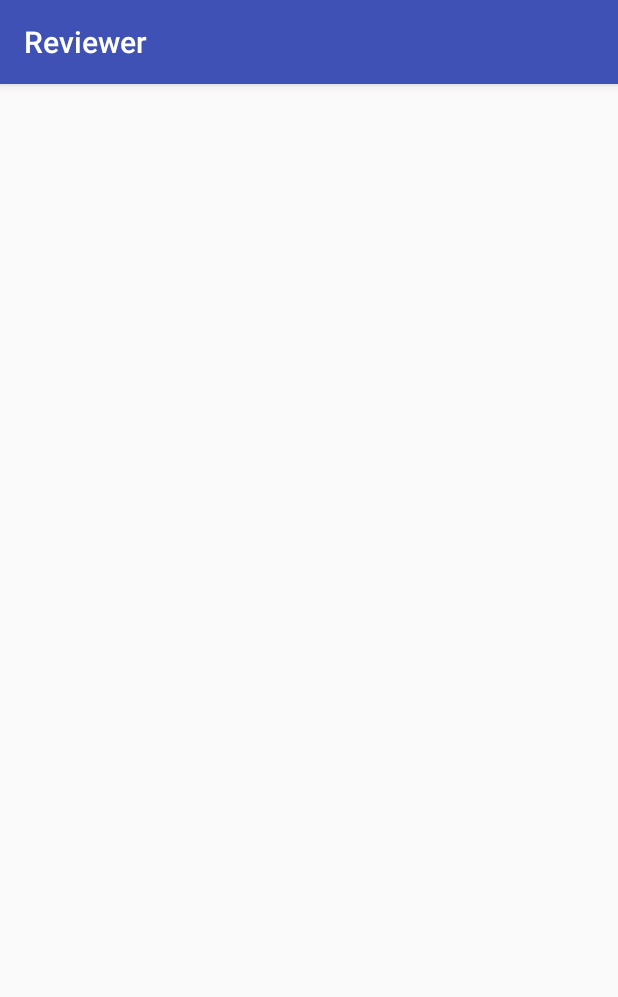
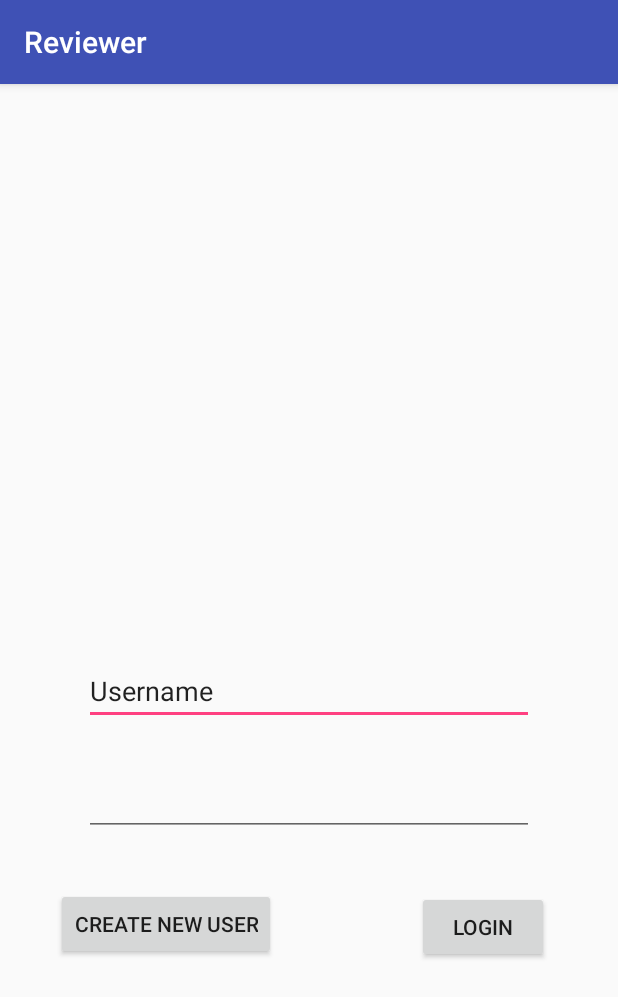
Before and after one commit to jamesp101/agriculture-reviewer, an Android app: the screen it shows after launch (LoginActivity), on a phone screen of 412 x 824 dp. Shown: the top 997 px of the screen. Run offline under Robolectric (Android 15) with nearby library versions, the phone set to English and light mode, and no system bars.

Commit message:
added signup and fixed login

```diff
--- a/app/src/main/AndroidManifest.xml
+++ b/app/src/main/AndroidManifest.xml
@@ -16,6 +16,7 @@
                 <category android:name="android.intent.category.LAUNCHER" />
             </intent-filter>
         </activity>
+        <activity android:name=".SignInActivity"></activity>
     </application>
 
 </manifest>
--- a/app/src/main/java/com/james/reviewer/DatabaseHandler.java
+++ b/app/src/main/java/com/james/reviewer/DatabaseHandler.java
@@ -157,11 +157,10 @@ public class DatabaseHandler extends SQLiteOpenHelper {
         return database.rawQuery("SELECT * FROM " + TBL_ANSWERS +
                                 "INNER JOIN " + TBL_QUESTIONS + " ON " +
                                 TBL_ANSWERS+ "." + QUESTION_ID + "=" + TBL_QUESTIONS + "." + QUESTION_ID +
-                                "WHERE " + TBL_ANSWERS + "." + ANSWER_ID + "=" + TBL_QUESTIONS + "." + ANSWER_ANSWERED
-                ,null);
+                                "WHERE " + TBL_ANSWERS + "." + ANSWER_ID + "=" + TBL_QUESTIONS + "." + ANSWER_ANSWERED ,null);
     }
 
-    public Cursor GeUsers(String user, String pass){
+    public Cursor GetUsers(String user, String pass){
         return  database.rawQuery("SELECT * " +
                 " FROM " + TBL_USERS +
                 " WHERE " + USER_NAME + " = '" + user +  "' AND " +
--- a/app/src/main/java/com/james/reviewer/LoginActivity.java
+++ b/app/src/main/java/com/james/reviewer/LoginActivity.java
@@ -1,13 +1,20 @@
 package com.james.reviewer;
 
 import android.content.Intent;
-import android.database.Cursor;
 import android.os.Bundle;
 import android.support.v7.app.AppCompatActivity;
+import android.view.View;
+import android.widget.Button;
+import android.widget.EditText;
 
 public class LoginActivity extends AppCompatActivity {
 
-    DatabaseHandler database;
+    public static DatabaseHandler database;
+
+    Button btnLogin;
+    Button btnCreateUser;
+
+    EditText editUser, editPass;
 
     @Override
     protected void onCreate(Bundle savedInstanceState) {
@@ -15,25 +22,29 @@ public class LoginActivity extends AppCompatActivity {
         setContentView(R.layout.activity_main);
 
 
+        btnLogin = (Button) findViewById(R.id.button_login);
+        btnCreateUser = (Button) findViewById(R.id.button_createUser);
+
+        editUser = (EditText) findViewById(R.id.edit_addusername);
+        editPass = (EditText) findViewById(R.id.edit_password);
 
 
-        try{
-            database = new DatabaseHandler(this);
 
-            database.AddUser("Hello" , "World");
+        btnCreateUser.setOnClickListener(new View.OnClickListener() {
+            @Override
+            public void onClick(View view) {
+                startActivity(new Intent(getApplicationContext(), SignInActivity.class));
+            }
+        });
 
-            System.out.println("<DEBUG> USER CREATED!");
+        btnLogin.setOnClickListener(new View.OnClickListener() {
+            @Override
+            public void onClick(View view) {
 
-            Cursor c =   database.GeUsers("Hello" , "World");
-            System.out.println(c.getColumnNames());
-            c.moveToFirst();
-            String s = c.getString(c.getColumnIndex(DatabaseHandler.USER_NAME));
+            }
+        });
 
-            System.out.println("<DEBUG> USER FOUND! " + s);
 
-        }catch (Exception e){
-            System.out.println("<DEBUG> "+e);
-        }
 
     }
 }
--- a/app/src/main/res/layout/activity_main.xml
+++ b/app/src/main/res/layout/activity_main.xml
@@ -6,4 +6,52 @@
     android:layout_height="match_parent"
     tools:context="com.james.reviewer.LoginActivity">
 
+    <EditText
+        android:id="@+id/edit_addusername"
+        android:layout_width="300dp"
+        android:layout_height="wrap_content"
+        android:ems="10"
+        android:inputType="textPersonName"
+        android:text="Username"
+        app:layout_constraintBottom_toBottomOf="parent"
+        app:layout_constraintLeft_toLeftOf="parent"
+        app:layout_constraintRight_toRightOf="parent"
+        app:layout_constraintTop_toTopOf="parent"
+        app:layout_constraintVertical_bias="0.529" />
+
+    <EditText
+        android:id="@+id/edit_password"
+        android:layout_width="300dp"
+        android:layout_height="wrap_content"
+        android:ems="10"
+        android:inputType="textPassword"
+        app:layout_constraintBottom_toBottomOf="parent"
+        app:layout_constraintLeft_toLeftOf="parent"
+        app:layout_constraintRight_toRightOf="parent"
+        app:layout_constraintTop_toBottomOf="@+id/edit_addusername"
+        app:layout_constraintVertical_bias="0.096" />
+
+    <Button
+        android:id="@+id/button_login"
+        android:layout_width="wrap_content"
+        android:layout_height="wrap_content"
+        android:text="Login"
+        app:layout_constraintBottom_toBottomOf="parent"
+        app:layout_constraintHorizontal_bias="0.858"
+        app:layout_constraintLeft_toLeftOf="parent"
+        app:layout_constraintRight_toRightOf="parent"
+        app:layout_constraintTop_toBottomOf="@+id/edit_password"
+        app:layout_constraintVertical_bias="0.169" />
+
+    <Button
+        android:id="@+id/button_createUser"
+        android:layout_width="wrap_content"
+        android:layout_height="wrap_content"
+        android:text="Create new User"
+        app:layout_constraintBottom_toBottomOf="parent"
+        app:layout_constraintHorizontal_bias="0.141"
+        app:layout_constraintLeft_toLeftOf="parent"
+        app:layout_constraintRight_toRightOf="parent"
+        app:layout_constraintTop_toBottomOf="@+id/edit_password"
+        app:layout_constraintVertical_bias="0.16" />
 </android.support.constraint.ConstraintLayout>
```
Also changed, not shown: app/src/main/java/com/james/reviewer/SignInActivity.java (added, +51 -0 lines), app/src/main/res/layout/activity_sign_in.xml (added, +118 -0 lines).
